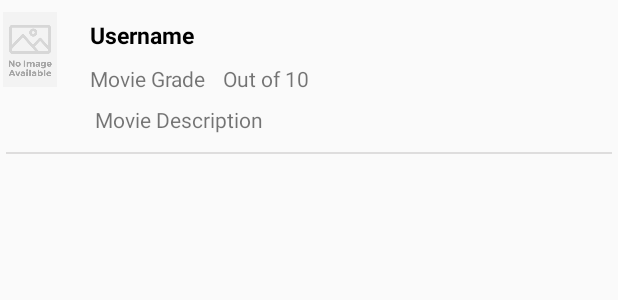
After one commit to Chen-Hao-Liu/FilmFinder, an Android app: the layout saved_movie_list_row.xml on its own in the app's theme, with its tools: preview values and no code run, on a phone screen of 412 x 824 dp. The commit adds this screen. Shown: the top 300 px of the screen. Run offline under Robolectric (Android 15) with nearby library versions, the light colour scheme and no system bars.

Commit message:
Content Covering Lecture 13

```diff
--- a/app/src/main/AndroidManifest.xml
+++ b/app/src/main/AndroidManifest.xml
@@ -34,6 +34,7 @@
         <activity android:name=".RegisterActivity"></activity>
         <activity android:name=".MovieDetailActivity"></activity>
         <activity android:name=".HomeActivity"></activity>
+        <activity android:name=".SavedMoviesActivity"></activity>
         <activity android:name=".MainActivity">
             <intent-filter>
                 <action android:name="android.intent.action.MAIN" />
--- /dev/null
+++ b/app/src/main/java/edu/gwu/filmfinder/ProfileActivity.kt
@@ -0,0 +1,4 @@
+package edu.gwu.filmfinder
+
+class ProfileActivity {
+}
--- /dev/null
+++ b/app/src/main/res/layout/saved_movie_list_row.xml
@@ -0,0 +1,80 @@
+<?xml version="1.0" encoding="utf-8"?>
+<androidx.constraintlayout.widget.ConstraintLayout xmlns:android="http://schemas.android.com/apk/res/android"
+    xmlns:app="http://schemas.android.com/apk/res-auto"
+    android:orientation="vertical"
+    android:layout_width="match_parent"
+    android:layout_height="wrap_content">
+    <ImageView
+        android:id="@+id/imageview_saved_movie_list_row"
+        android:layout_width="40dp"
+        android:layout_height="50dp"
+        android:layout_marginStart="0dp"
+        android:layout_marginTop="8dp"
+        android:layout_marginBottom="8dp"
+        app:layout_constraintBottom_toBottomOf="@id/movie_grade_saved_movie_list_row"
+        app:layout_constraintStart_toStartOf="parent"
+        app:layout_constraintTop_toTopOf="parent"
+        app:srcCompat="@drawable/no_images_available" />
+
+    <TextView
+        android:id="@+id/movie_name_saved_movie_list_row"
+        android:layout_width="wrap_content"
+        android:layout_height="wrap_content"
+        android:layout_marginStart="16dp"
+        android:layout_marginLeft="16dp"
+        android:text="Username"
+        android:textColor="@android:color/black"
+        android:textStyle="bold"
+        android:textSize="15sp"
+        android:padding = "4dp"
+        android:maxWidth="200dp"
+        android:maxLines="2"
+        app:layout_constraintBottom_toTopOf="@+id/movie_grade_saved_movie_list_row"
+        app:layout_constraintStart_toEndOf="@+id/imageview_saved_movie_list_row"
+        app:layout_constraintTop_toTopOf="@id/imageview_saved_movie_list_row"
+        app:layout_constraintVertical_chainStyle="packed" />
+
+    <View
+        android:id="@+id/delimiter_saved_movie_list_row"
+        android:layout_width="match_parent"
+        android:layout_height="1dp"
+        android:layout_marginLeft="4dp"
+        android:layout_marginRight="4dp"
+        android:layout_marginTop="8dp"
+        android:background="@color/light_gray"
+        app:layout_constraintTop_toBottomOf="@id/movie_description_saved_movie_list_row" />
+
+    <TextView
+        android:id="@+id/movie_grade_saved_movie_list_row"
+        android:layout_width="wrap_content"
+        android:layout_height="wrap_content"
+        android:text="Movie Grade"
+        android:padding = "4dp"
+        app:layout_constraintBottom_toBottomOf="@id/imageview_saved_movie_list_row"
+        app:layout_constraintStart_toStartOf="@id/movie_name_saved_movie_list_row"
+        />
+
+    <TextView
+        android:id="@+id/movie_full_grade_saved_movie_list_row"
+        android:layout_width="wrap_content"
+        android:layout_height="wrap_content"
+        android:text=" Out of 10"
+        android:padding = "4dp"
+        app:layout_constraintTop_toTopOf="@id/movie_grade_saved_movie_list_row"
+        app:layout_constraintBottom_toBottomOf="@id/movie_grade_saved_movie_list_row"
+        app:layout_constraintStart_toEndOf="@id/movie_grade_saved_movie_list_row"
+        />
+
+    <TextView
+        android:id="@+id/movie_description_saved_movie_list_row"
+        android:layout_width="wrap_content"
+        android:layout_height="wrap_content"
+        android:text=" Movie Description"
+        android:padding = "4dp"
+        android:maxWidth="300dp"
+        android:maxLines="3"
+        app:layout_constraintTop_toBottomOf="@id/movie_full_grade_saved_movie_list_row"
+        app:layout_constraintStart_toStartOf="@id/movie_grade_saved_movie_list_row"
+        />
+
+</androidx.constraintlayout.widget.ConstraintLayout>
```
Also changed, not shown: app/src/main/java/edu/gwu/filmfinder/HomeActivity.kt (+27 -1 lines), app/src/main/java/edu/gwu/filmfinder/MapsActivity.kt (+25 -0 lines), app/src/main/java/edu/gwu/filmfinder/MovieDetailActivity.kt (+19 -0 lines), app/src/main/java/edu/gwu/filmfinder/SavedMoviesActivity.kt (added, +134 -0 lines), app/src/main/java/edu/gwu/filmfinder/SavedMoviesAdapter.kt (added, +71 -0 lines), app/src/main/res/layout/activity_saved_movies.xml (added, +64 -0 lines).
